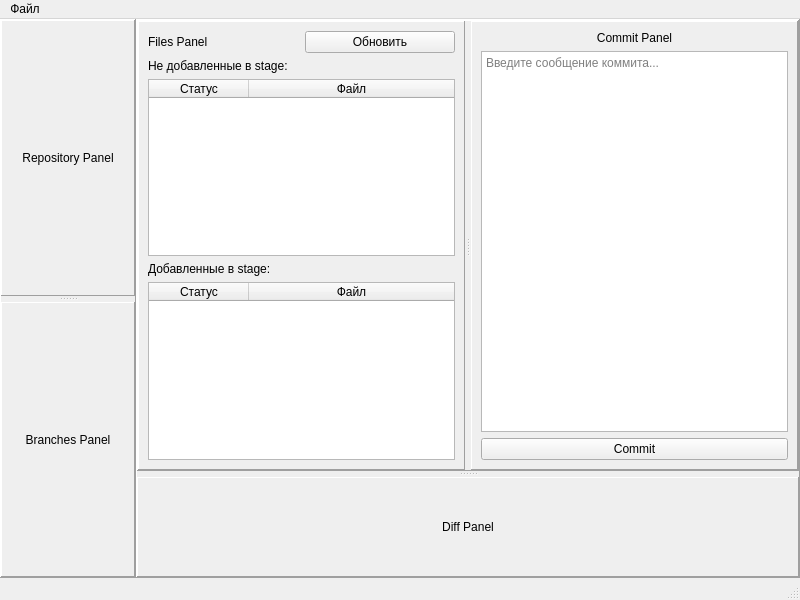
Old version of the form mainwindow.ui in the repository CJayM/CommitCraft.
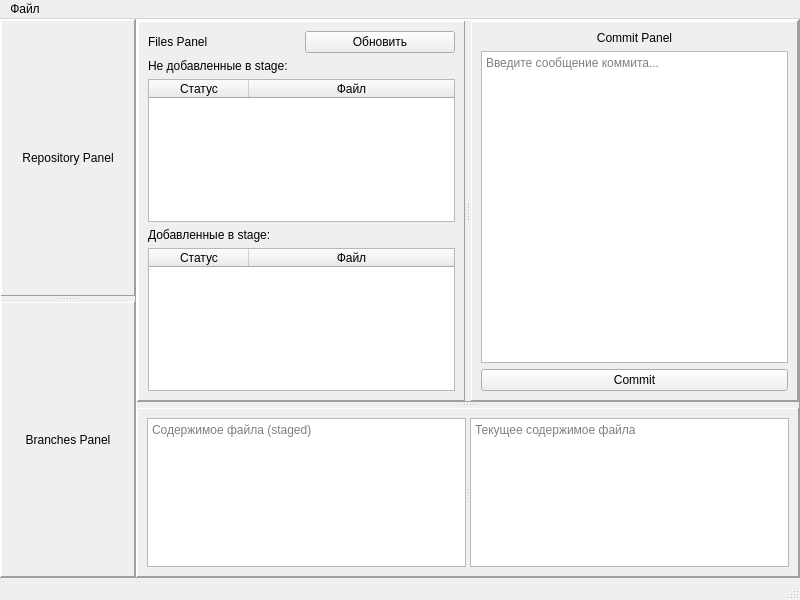
New version of the form.

Commit message: Добавлено отображение содержимого файла

What changed in the file:
```diff
--- a/mainwindow.ui
+++ b/mainwindow.ui
@@ -385,13 +385,26 @@
            </property>
            <layout class="QVBoxLayout" name="verticalLayout_7">
             <item>
-             <widget class="QLabel" name="diffLabel">
-              <property name="text">
-               <string>Diff Panel</string>
+             <widget class="QSplitter" name="diffSplitter">
+              <property name="orientation">
+               <enum>Qt::Horizontal</enum>
               </property>
-              <property name="alignment">
-               <set>Qt::AlignCenter</set>
-              </property>
+              <widget class="QTextEdit" name="stagedContentTextEdit">
+               <property name="readOnly">
+                <bool>true</bool>
+               </property>
+               <property name="placeholderText">
+                <string>Содержимое файла (staged)</string>
+               </property>
+              </widget>
+              <widget class="QTextEdit" name="currentContentTextEdit">
+               <property name="readOnly">
+                <bool>true</bool>
+               </property>
+               <property name="placeholderText">
+                <string>Текущее содержимое файла</string>
+               </property>
+              </widget>
              </widget>
             </item>
            </layout>
```
Left out of the diff: 4 changed lines with no effect on the pictures. The commit also changes 2 other files.
